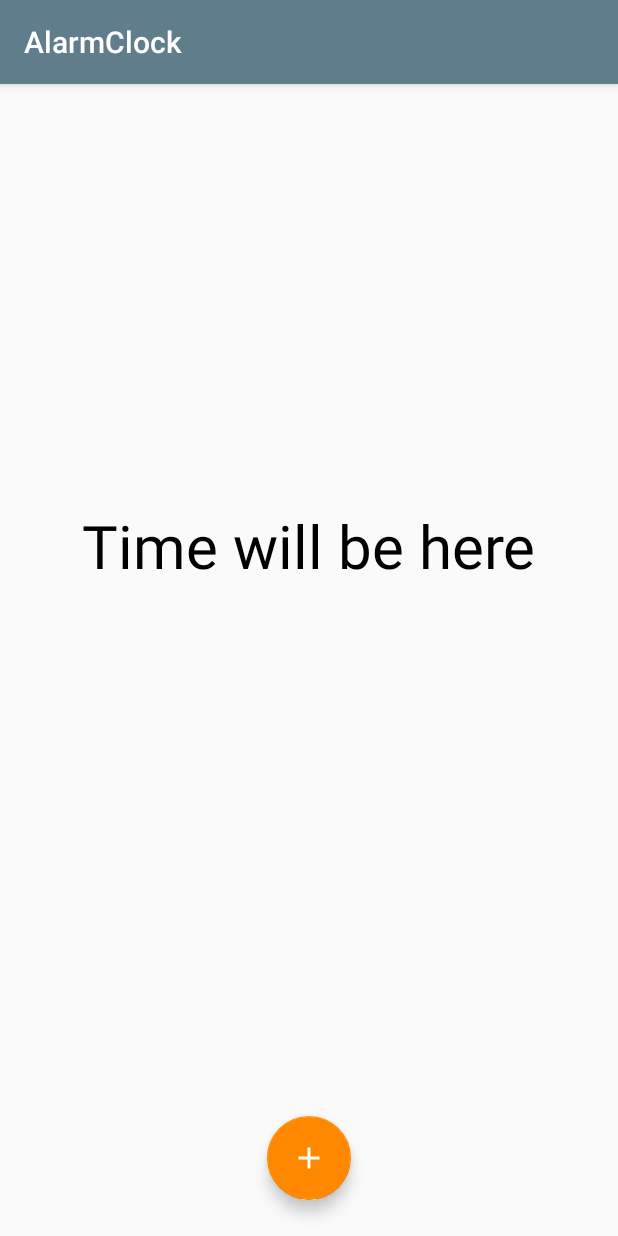
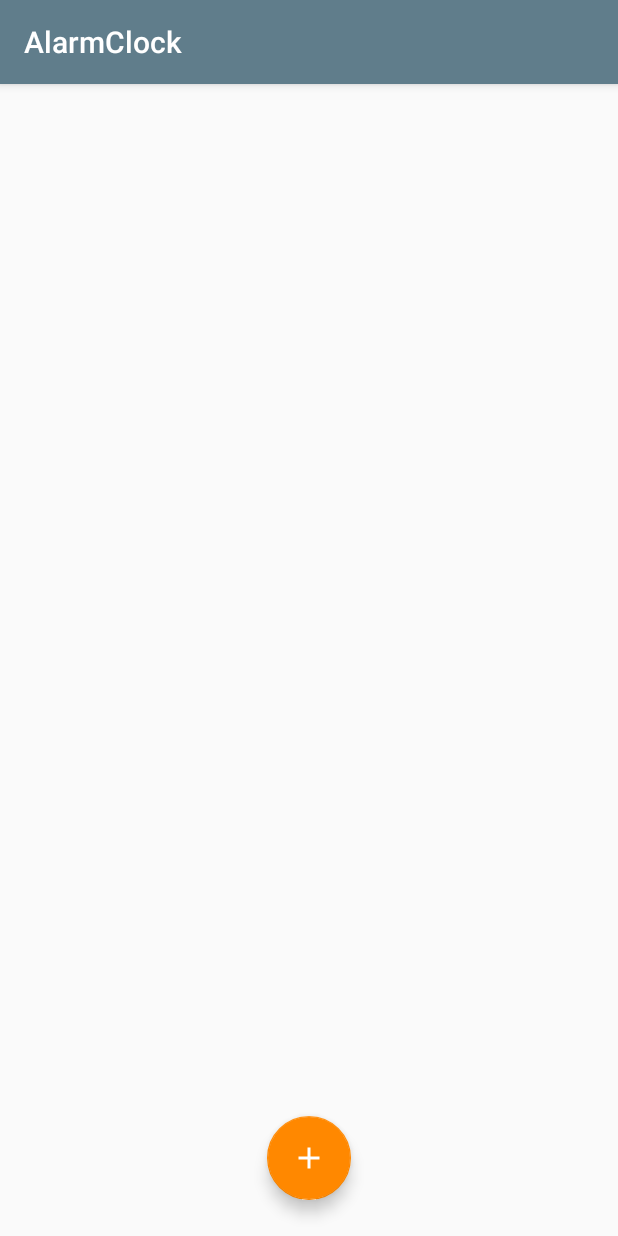
Before and after one commit to VeselinaZatchepina/alarm-clock, an Android app: the screen it shows after launch (MainActivity), on a phone screen of 412 x 824 dp. Run offline under Robolectric (Android 15) with nearby library versions, the phone set to English and light mode, and no system bars; our stand-ins replace Room's generated code, RxJava.

Commit message:
feat: change alarm clock text

```diff
--- a/AlarmClock/app/src/main/res/layout/fragment_alarm_clocks.xml
+++ b/AlarmClock/app/src/main/res/layout/fragment_alarm_clocks.xml
@@ -10,7 +10,6 @@
             android:layout_width="wrap_content"
             android:layout_height="wrap_content"
             android:textSize="@dimen/alarm_clocks_text_size"
-            android:text="Time will be here"
             android:textColor="@android:color/black"
             app:layout_constraintEnd_toStartOf="@+id/guideline"
             app:layout_constraintStart_toStartOf="@+id/guideline"
```
